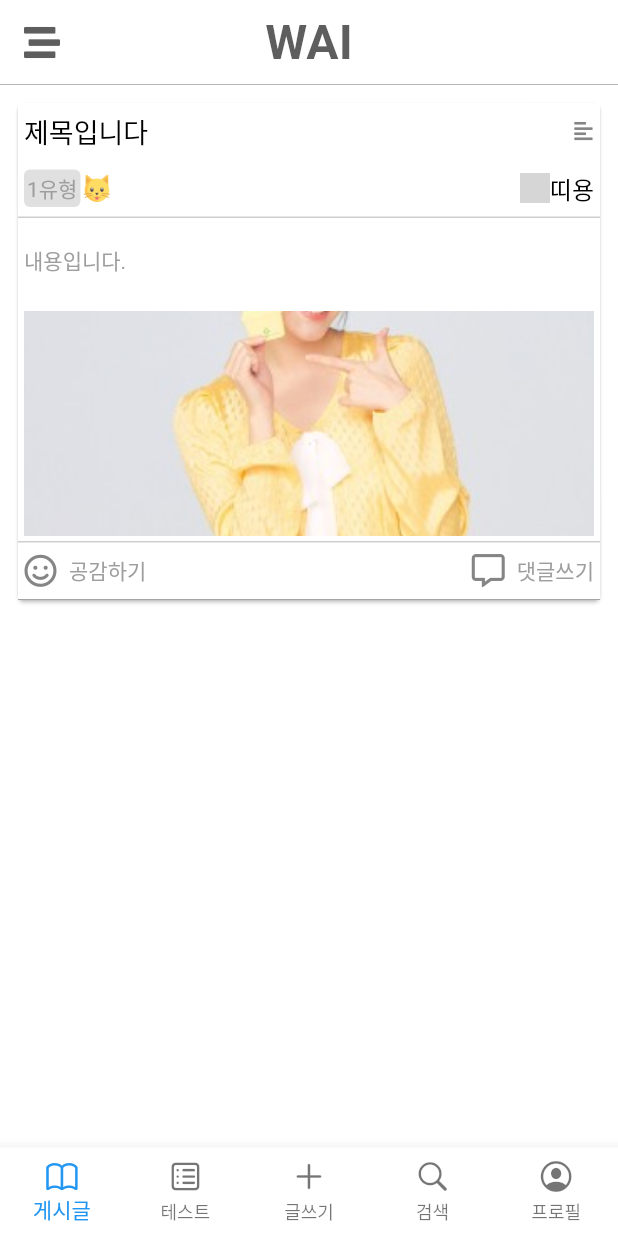
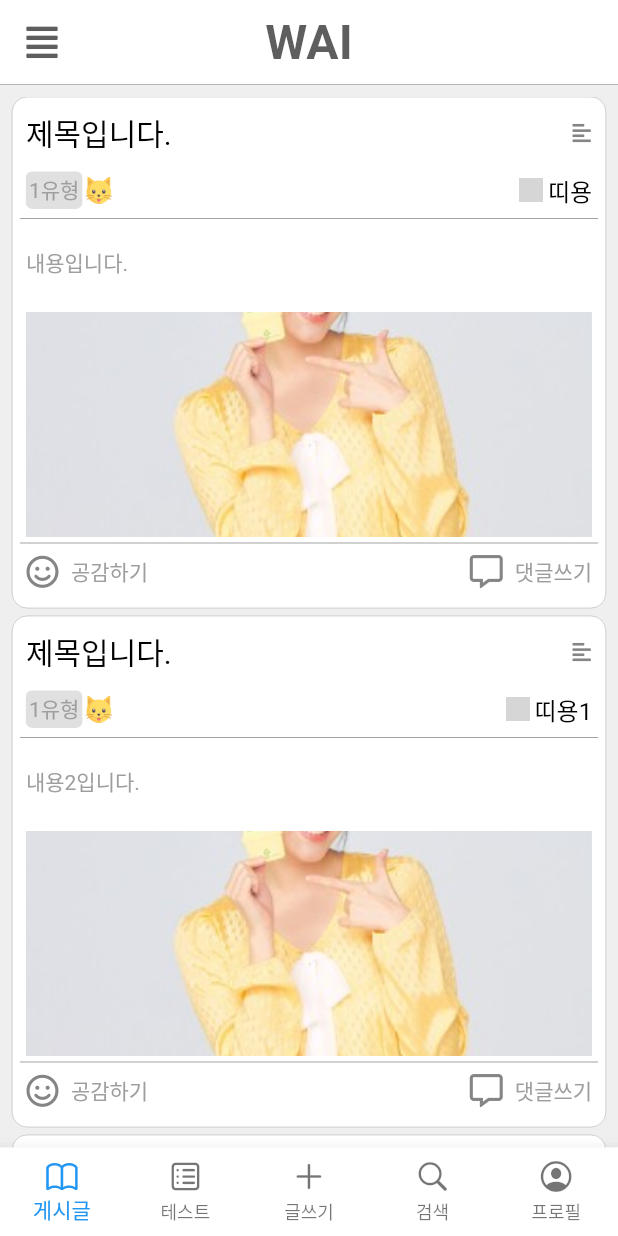
Before and after one commit to yenow/wai-app, a Flutter app: the screen it shows after launch, on a phone screen of 412 x 824 dp. Run offline on Flutter 3.47's test engine with Material 2 defaults, Android fonts, the phone set to English and light mode, and no system bars; our stand-ins replace font_awesome_flutter, google_fonts, logger; network calls fail; Roboto replaces fonts that are missing (Jua); grey boxes are pictures that could not be loaded.

Commit message:
post design working complete

```diff
--- a/lib/constants.dart
+++ b/lib/constants.dart
@@ -22,7 +22,7 @@ const bodyTextColor = Color.fromARGB(200, 100, 100, 100);
 const bodyContainerColor = Color.fromARGB(255, 255, 255, 255);
 const bodyBorderColor = Color.fromARGB(200, 100, 100, 100);
 
-const double headline1Value = 18.0;
-const double headline2Value = 16.0;
+const double headline1Value = 20.0;
+const double headline2Value = 18.0;
 const double bodyText1Value = 16.0;
 const double bodyText2Value = 14.0;
--- a/lib/screens/main_screens.dart
+++ b/lib/screens/main_screens.dart
@@ -31,7 +31,7 @@ class _MainScreensState extends State<MainScreens> {
           children: const [
             // BUtton
             Icon(
-              FontAwesomeIcons.stream,
+              FontAwesomeIcons.alignJustify,
               color: appBarTitleTextColor,
               size: 24.0,
               semanticLabel: 'Text to announce in accessibility modes',
@@ -53,7 +53,8 @@ class _MainScreensState extends State<MainScreens> {
         index: _selectedIndex,
         children: [
           Container(
-            child: PostPageScreen()
+            child: PostPageScreen(),
+            color: Color.fromRGBO(200, 200, 200, 0.3),
           ),
           Container(
             color: Colors.orange[100],
--- a/lib/screens/posts_page/components/post.dart
+++ b/lib/screens/posts_page/components/post.dart
@@ -4,6 +4,7 @@ import 'package:flutter/material.dart';
 import 'package:font_awesome_flutter/font_awesome_flutter.dart';
 import 'package:wai/common/components/image_container.dart';
 import 'package:wai/constants.dart';
+import 'package:wai/models/post_item.dart';
 import 'package:wai/theme.dart';
 
 const double verticalPaddingValue = 8.0;
@@ -15,29 +16,32 @@ const double rightValue = 4.0;
 const double bottomValue = 4.0;
 
 class Post extends StatelessWidget {
-  const Post({Key? key}) : super(key: key);
+  const Post({Key? key, required this.postItem}) : super(key: key);
+  final PostItem postItem;
 
   @override
   Widget build(BuildContext context) {
     return Container(
-      decoration: const BoxDecoration(
-        color: bodyContainerColor,
-        border: Border(
-          bottom: BorderSide(width: 0.5, color: bodyBorderColor)
-        )
+      decoration: BoxDecoration(
+          border: Border.all(width: 0.25, color: bodyBorderColor),
+          color: Colors.white,
+          borderRadius: const BorderRadius.all(Radius.circular(10.0))
       ),
+      margin: EdgeInsets.symmetric(horizontal: 8.0),
+      padding: const EdgeInsets.all(5),
       child: Column(
+        mainAxisSize: MainAxisSize.min,
         children: [
           _buildTitle(),
           _buildWriter(),
           const PreferredSize(
-              child: Divider(thickness: 0.5, height: 0.5, color: Colors.grey),
+              child: Divider(thickness: 0.5, height: 0.25, color: bodyBorderColor),
               preferredSize: Size.fromHeight(0.5)
           ),
           _buildContent(),
           _buildImage(),
           const PreferredSize(
-              child: Divider(thickness: 0.5, height: 0.5, color: Colors.grey),
+              child: Divider(thickness: 0.5, height: 0.25, color: bodyBorderColor),
               preferredSize: Size.fromHeight(0.5)
           ),
           _buildTail(),
@@ -56,7 +60,7 @@ class Post extends StatelessWidget {
               Row(
                 mainAxisAlignment: MainAxisAlignment.start,
                 children: [
-                  Text('제목입니다',
+                  Text(postItem.title,
                     style: textTheme().headline1,),
                 ],
               ),
@@ -77,6 +81,7 @@ class Post extends StatelessWidget {
         child: Row(
           mainAxisAlignment: MainAxisAlignment.spaceBetween,
           children: [
+            /* 유형표시 ex) 1유형 */
             Row(
               mainAxisAlignment: MainAxisAlignment.start,
               children: [
@@ -94,16 +99,19 @@ class Post extends StatelessWidget {
                   child: Image(image: AssetImage('assets/images/enneagram/cat.png'), width: 18, height: 18,  fit: BoxFit.fill,),
                 ),],
             ),
+            /* 작성자 프로필 */
             Row(
               mainAxisAlignment: MainAxisAlignment.end,
               children: [
                 const ImageContainer(
                   borderRadius: 15,
                   imageUrl: 'https://t1.daumcdn.net/cfile/tistory/2513B53E55DB206927',
-                  width: 20,
-                  height: 20,),
+                  width: 16,
+                  height: 16,
+                ),
+                SizedBox(width: 3,),
                 Text.rich(
-                  TextSpan(text: '띠용',style: textTheme().bodyText1),
+                  TextSpan(text: postItem.nickname ,style: textTheme().bodyText1),
                 )
               ],
             )
@@ -121,7 +129,7 @@ class Post extends StatelessWidget {
         child: Align(
           alignment: Alignment.centerLeft,
           child: Text(
-            '내용입니다.',
+            postItem.content,
             style: textTheme().bodyText2,
             maxLines: 3,
             overflow: TextOverflow.ellipsis,
--- a/lib/screens/posts_page/post_page_screen.dart
+++ b/lib/screens/posts_page/post_page_screen.dart
@@ -1,5 +1,6 @@
 import 'package:flutter/cupertino.dart';
 import 'package:flutter/material.dart';
+import 'package:wai/models/post_item.dart';
 import 'package:wai/screens/posts_page/components/post.dart';
 
 class PostPageScreen extends StatelessWidget {
@@ -8,14 +9,13 @@ class PostPageScreen extends StatelessWidget {
   @override
   Widget build(BuildContext context) {
     return Container(
-      padding: EdgeInsets.all(8.0),
-      child: Card(
-        child: Column(
-          mainAxisSize: MainAxisSize.min,
-          children: const [
-             Post()
-          ],
-        ),
+      padding: EdgeInsets.fromLTRB(0, 8, 0, 0),
+      child: ListView.separated(
+        separatorBuilder: (BuildContext context, int index) => const SizedBox(height: 5,),
+        itemCount: postItems.length,
+        itemBuilder: (BuildContext context, int index) {
+          return Post(postItem: postItems.elementAt(index));
+        },
       )
     );
   }
```
